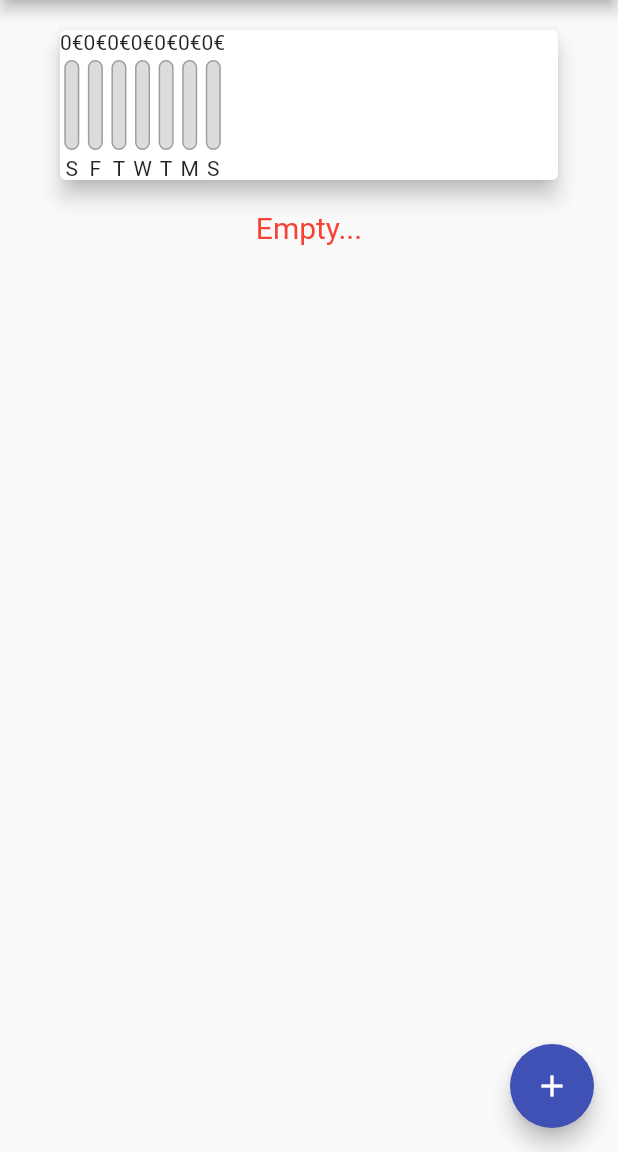
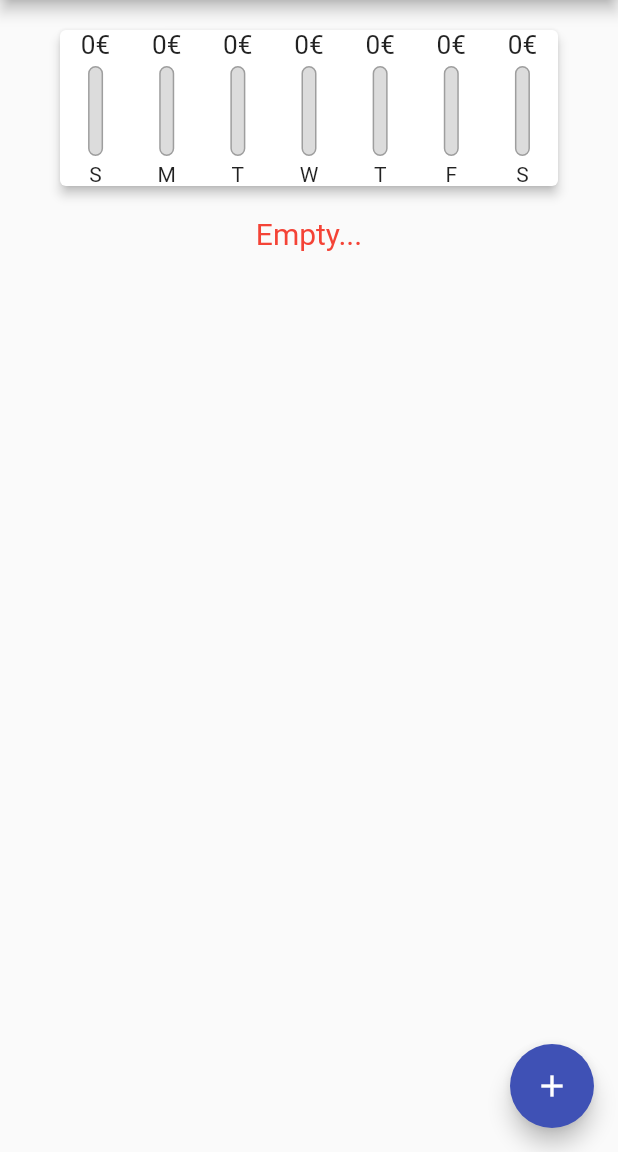
Before and after one commit to Anes1318/expenses, a Flutter app: the screen it shows after launch, on a phone screen of 412 x 824 dp, the part 84-1236 px from its top. Run offline on Flutter 3.47's test engine with Material 2 defaults, Android fonts, the phone set to English and light mode, and no system bars.

Commit message:
added delete function, added date picker, reversed the chart

```diff
--- a/lib/components/chart.dart
+++ b/lib/components/chart.dart
@@ -25,7 +25,7 @@ class Chart extends StatelessWidget {
         'day': DateFormat.E().format(weekDay).substring(0, 1),
         'amount': totalSum,
       };
-    });
+    }).reversed.toList();
   }
 
   double get totalSpending {
@@ -38,16 +38,20 @@ class Chart extends StatelessWidget {
   Widget build(BuildContext context) {
     print(groupedTransactionValues);
     return Card(
-      elevation: 6,
+      elevation: 3,
       margin: EdgeInsets.all(20),
       child: Row(
+        mainAxisAlignment: MainAxisAlignment.spaceAround,
         children: groupedTransactionValues.map((data) {
-          return ChartBar(
-            label: data['day'],
-            spendingAmount: data['amount'],
-            procent: (totalSpending != 0)
-                ? (data['amount'] as double) / totalSpending
-                : 0,
+          return Flexible(
+            fit: FlexFit.tight,
+            child: ChartBar(
+              label: data['day'],
+              spendingAmount: data['amount'],
+              procent: (totalSpending != 0)
+                  ? (data['amount'] as double) / totalSpending
+                  : 0,
+            ),
           );
           // return Text('${data['day']}: ${data['amount']}');
         }).toList(),
--- a/lib/components/chartBar.dart
+++ b/lib/components/chartBar.dart
@@ -13,7 +13,12 @@ class ChartBar extends StatelessWidget {
   Widget build(BuildContext context) {
     return Column(
       children: [
-        Text('${spendingAmount.toStringAsFixed(0)}€'),
+        Container(
+          height: 20,
+          child: FittedBox(
+            child: Text('${spendingAmount.toStringAsFixed(0)}€'),
+          ),
+        ),
         SizedBox(height: 4),
         Container(
             height: 60,
```
Also changed, not shown: lib/components/inputFields.dart (+42 -4 lines), lib/components/transactionList.dart (+18 -9 lines), lib/main.dart (+9 -3 lines), 1 other file.
